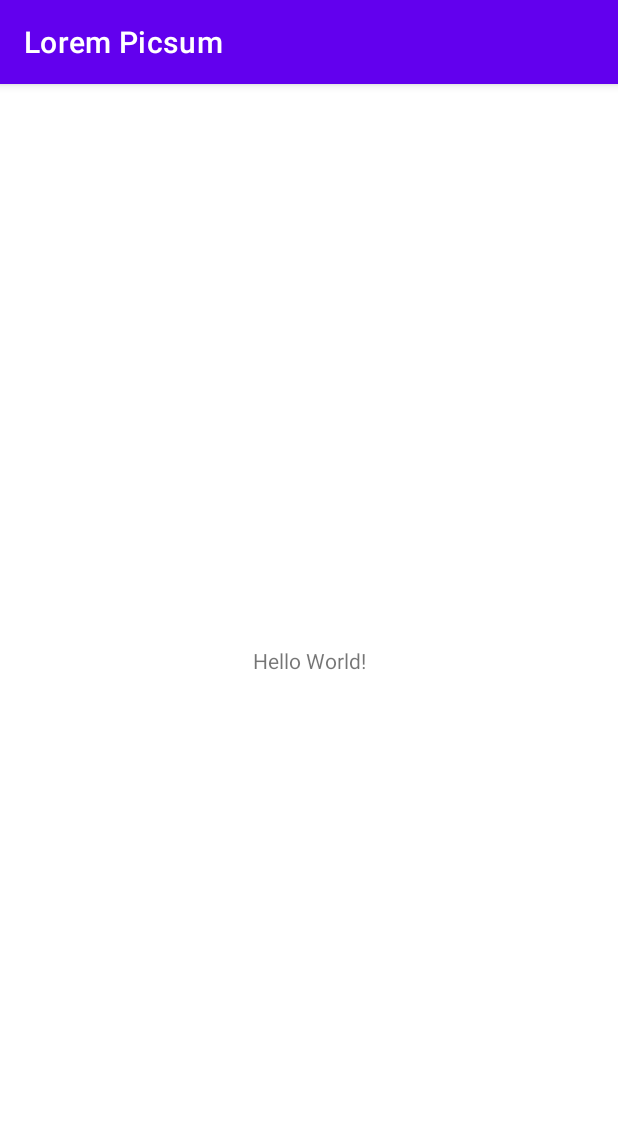
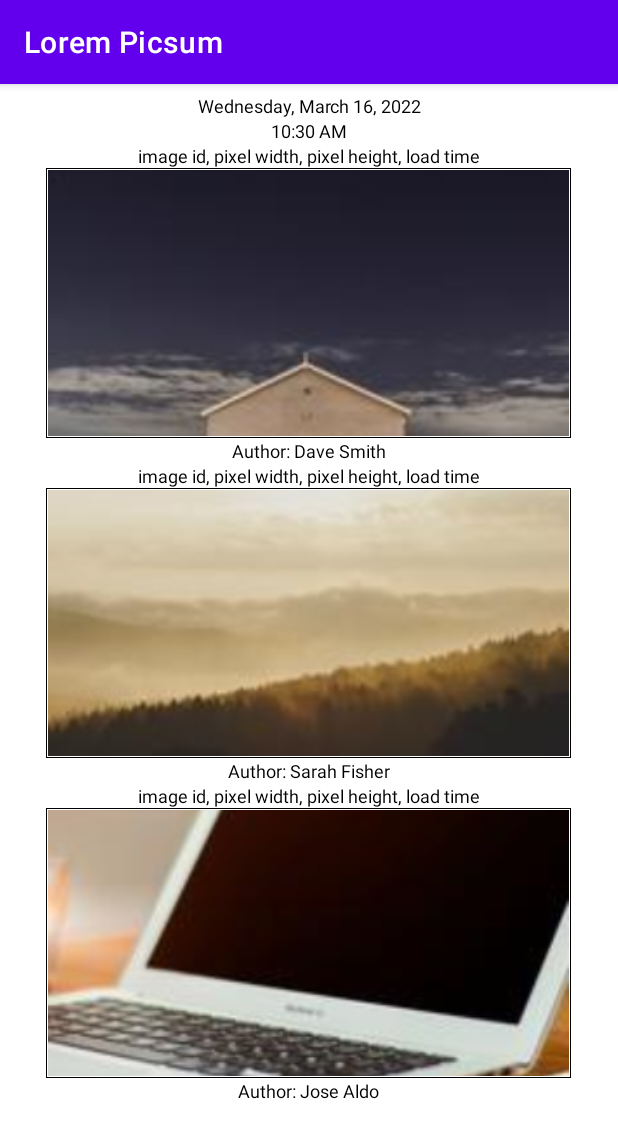
Before and after one commit to rjmartinez96/LoremPicsum, an Android app: the screen it shows after launch (MainActivity), on a phone screen of 412 x 824 dp. Shown: the top 1138 px of the screen. Run offline under Robolectric (Android 15) with nearby library versions, the phone set to English and light mode, and no system bars.

Commit message:
Adding image details and test images

```diff
--- a/app/src/main/java/com/example/lorempicsum/MainActivity.kt
+++ b/app/src/main/java/com/example/lorempicsum/MainActivity.kt
@@ -2,10 +2,61 @@ package com.example.lorempicsum
 
 import androidx.appcompat.app.AppCompatActivity
 import android.os.Bundle
+import android.util.Log
+import android.widget.ImageView
+import android.widget.TextView
+import java.text.DateFormat
+import java.util.*
 
 class MainActivity : AppCompatActivity() {
+    lateinit var date: TextView
+
+    lateinit var image1Details: TextView
+    lateinit var image1: ImageView
+    lateinit var image1Author: TextView
+
+    lateinit var image2Details: TextView
+    lateinit var image2: ImageView
+    lateinit var image2Author: TextView
+
+    lateinit var image3Details: TextView
+    lateinit var image3: ImageView
+    lateinit var image3Author: TextView
+
     override fun onCreate(savedInstanceState: Bundle?) {
         super.onCreate(savedInstanceState)
         setContentView(R.layout.activity_main)
+
+        initializeImages()
+        //Log.d("Date",D)
+    }
+
+    private fun initializeImages(){
+        date = findViewById(R.id.date)
+        date.setText(DateFormat.getDateInstance(DateFormat.FULL).format(Calendar.getInstance().time))
+
+        image1 = findViewById(R.id.image1)
+        image2 = findViewById(R.id.image2)
+        image3 = findViewById(R.id.image3)
+
+        image1Author = findViewById(R.id.image1_author)
+        image2Author = findViewById(R.id.image2_author)
+        image3Author = findViewById(R.id.image3_author)
+
+        image1Details = findViewById(R.id.image1_details)
+        image2Details = findViewById(R.id.image2_details)
+        image3Details = findViewById(R.id.image3_details)
+
+        image1.setImageResource(R.drawable.image1test)
+        image2.setImageResource(R.drawable.image2test)
+        image3.setImageResource(R.drawable.image3test)
+
+        image1Author.setText(getString(R.string.author,"Dave Smith"))
+        image2Author.setText(getString(R.string.author,"Sarah Fisher"))
+        image3Author.setText(getString(R.string.author,"Jose Aldo"))
+
+        image1Details.setText(R.string.details)
+        image2Details.setText(R.string.details)
+        image3Details.setText(R.string.details)
     }
 }
--- /dev/null
+++ b/app/src/main/res/drawable/border_image.xml
@@ -0,0 +1,15 @@
+<?xml version="1.0" encoding="utf-8"?>
+<shape xmlns:android="http://schemas.android.com/apk/res/android"
+    android:shape="rectangle">
+
+    <gradient
+        android:angle="270"
+        android:endColor="#ffffff"
+        android:startColor="#ffffff" />
+
+    <corners android:radius="0dp" />
+
+    <stroke
+        android:width="0.7dp"
+        android:color="#FF000000" />
+</shape>
--- a/app/src/main/res/layout/activity_main.xml
+++ b/app/src/main/res/layout/activity_main.xml
@@ -1,18 +1,128 @@
 <?xml version="1.0" encoding="utf-8"?>
-<androidx.constraintlayout.widget.ConstraintLayout xmlns:android="http://schemas.android.com/apk/res/android"
+<LinearLayout
+    xmlns:android="http://schemas.android.com/apk/res/android"
     xmlns:app="http://schemas.android.com/apk/res-auto"
     xmlns:tools="http://schemas.android.com/tools"
     android:layout_width="match_parent"
     android:layout_height="match_parent"
-    tools:context=".MainActivity">
+    tools:context=".MainActivity"
+    android:paddingTop="6dp"
+    android:paddingBottom="16dp"
+    android:paddingLeft="16dp"
+    android:paddingRight="16dp"
+    android:orientation="vertical">
 
     <TextView
-        android:layout_width="wrap_content"
+        android:id="@+id/date"
+        android:layout_width="match_parent"
         android:layout_height="wrap_content"
-        android:text="Hello World!"
-        app:layout_constraintBottom_toBottomOf="parent"
-        app:layout_constraintLeft_toLeftOf="parent"
-        app:layout_constraintRight_toRightOf="parent"
-        app:layout_constraintTop_toTopOf="parent" />
+        tools:text="3/16/2022"
+        android:gravity="center"
+        android:textSize="12sp"
+        android:textColor="@color/black"/>
 
-</androidx.constraintlayout.widget.ConstraintLayout>
+    <DigitalClock
+        android:layout_width="fill_parent"
+        android:layout_height="wrap_content"
+        android:gravity="center"
+        android:textSize="12sp"
+        android:textColor="@color/black"/>
+
+    <TextView
+        android:id="@+id/image1_details"
+        android:layout_width="350dp"
+        android:layout_height="wrap_content"
+        android:layout_gravity="center"
+        tools:text="image id, pixel width, pixel height, load time"
+        android:gravity="center"
+        android:textSize="12sp"
+        android:textColor="@color/black"/>
+
+    <ImageView
+        android:id="@+id/image1"
+        android:layout_width="350dp"
+        android:layout_height="180dp"
+
+        android:padding="1dp"
+        android:scaleType="centerCrop"
+        android:cropToPadding="true"
+        android:background="@drawable/border_image"
+
+        android:layout_gravity="center"
+        tools:src="@drawable/image1test"
+        android:paddingTop="8dp"
+        android:paddingBottom="8dp" />
+    <TextView
+        android:id="@+id/image1_author"
+        android:layout_width="350dp"
+        android:layout_height="wrap_content"
+        android:layout_gravity="center"
+        tools:text="Author: Steve Smith"
+        android:gravity="center"
+        android:textSize="12sp"
+        android:textColor="@color/black"/>
+
+    <TextView
+        android:id="@+id/image2_details"
+        android:layout_width="350dp"
+        android:layout_height="wrap_content"
+        android:layout_gravity="center"
+        tools:text="image id, pixel width, pixel height, load time"
+        android:gravity="center"
+        android:textSize="12sp"
+        android:textColor="@color/black"/>
+
+    <ImageView
+        android:id="@+id/image2"
+        android:layout_width="350dp"
+        android:layout_height="180dp"
+
+        android:padding="1dp"
+        android:scaleType="centerCrop"
+        android:cropToPadding="true"
+        android:background="@drawable/border_image"
+
+        android:layout_gravity="center"
+        tools:src="@drawable/image2test"/>
+    <TextView
+        android:id="@+id/image2_author"
+        android:layout_width="350dp"
+        android:layout_height="wrap_content"
+        android:layout_gravity="center"
+        tools:text="Author: Steve Smith"
+        android:textSize="12sp"
+        android:gravity="center"
+        android:textColor="@color/black"/>
+    <TextView
+        android:id="@+id/image3_details"
+        android:layout_width="350dp"
+        android:layout_height="wrap_content"
+        android:layout_gravity="center"
+        tools:text="image id, pixel width, pixel height, load time"
+        android:gravity="center"
+        android:textSize="12sp"
+        android:textColor="@color/black"/>
+    <ImageView
+        android:id="@+id/image3"
+        android:layout_width="350dp"
+        android:layout_height="180dp"
+
+        android:padding="1dp"
+        android:scaleType="centerCrop"
+        android:cropToPadding="true"
+        android:background="@drawable/border_image"
+
+        android:layout_gravity="center"
+        tools:src="@drawable/image3test"/>
+    <TextView
+        android:id="@+id/image3_author"
+        android:layout_width="350dp"
+        android:layout_height="wrap_content"
+        android:layout_gravity="center"
+        tools:text="Author: Steve Smith"
+        android:gravity="center"
+        android:textSize="12sp"
+        android:textColor="@color/black"/>
+
+
+</LinearLayout>
--- a/app/src/main/res/values/strings.xml
+++ b/app/src/main/res/values/strings.xml
@@ -1,3 +1,5 @@
 <resources>
     <string name="app_name">Lorem Picsum</string>
+    <string name="author">Author: %s</string>
+    <string name="details">image id, pixel width, pixel height, load time</string>
 </resources>
```
Also changed, not shown: app/src/main/res/drawable/image1test.jpeg (added), app/src/main/res/drawable/image2test.jpeg (added), app/src/main/res/drawable/image3test.jpeg (added).
